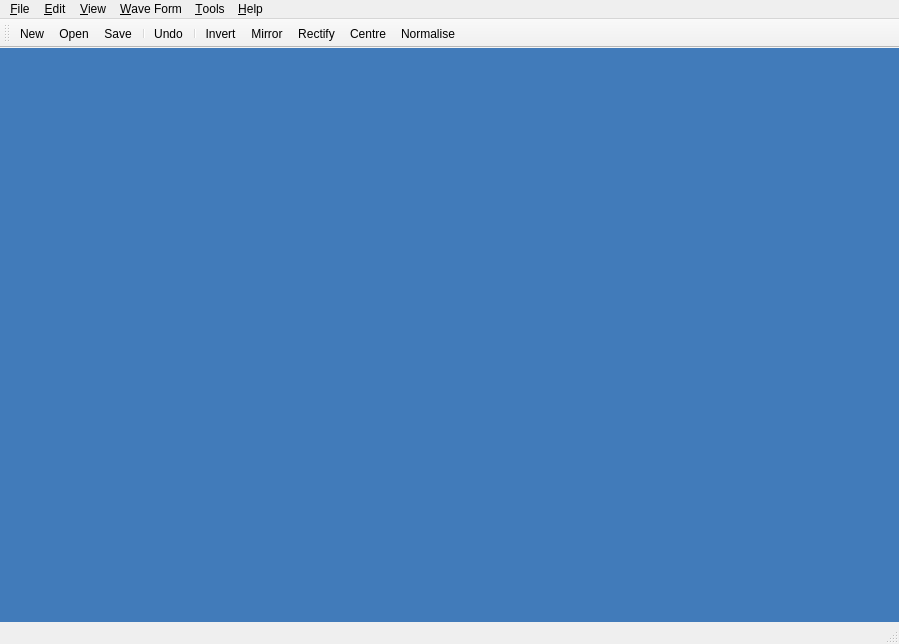
This is utils/wave-editor/resources/main_window.ui in timsavage/funktion-generator as Qt 5 draws it before an edit. The edited form follows.
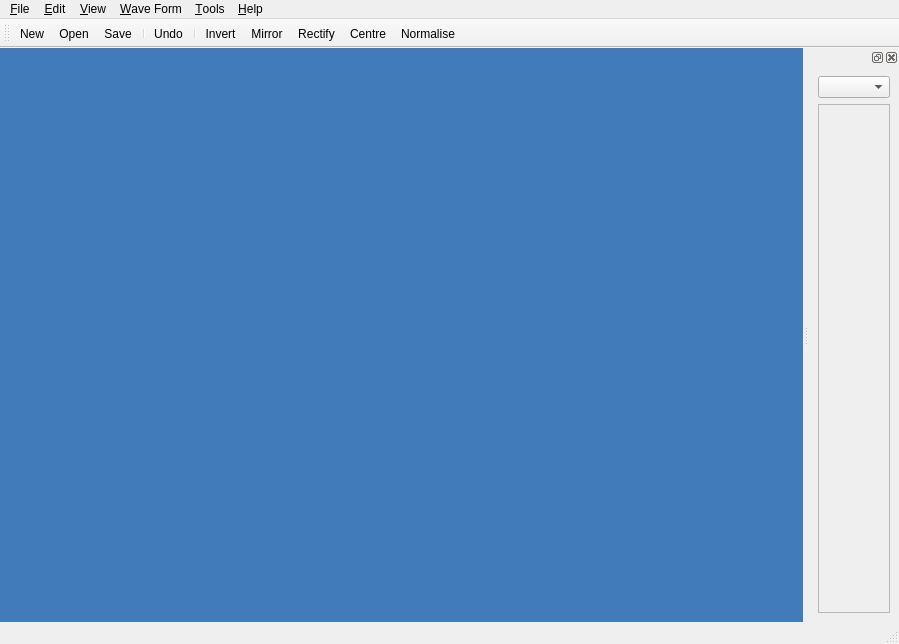
This is the edited form. Icons and pictures are not drawn.

Commit message: Started adding zeroconf device discovery

```diff
--- a/utils/wave-editor/resources/main_window.ui
+++ b/utils/wave-editor/resources/main_window.ui
@@ -171,6 +171,28 @@
    <addaction name="actionCentre2"/>
    <addaction name="actionNormalise2"/>
   </widget>
+  <widget class="QDockWidget" name="dockWidget">
+   <attribute name="dockWidgetArea">
+    <number>2</number>
+   </attribute>
+   <widget class="QWidget" name="dockWidgetContents">
+    <layout class="QVBoxLayout" name="verticalLayout">
+     <item>
+      <widget class="QComboBox" name="comboBox"/>
+     </item>
+     <item>
+      <widget class="QFrame" name="frame">
+       <property name="frameShape">
+        <enum>QFrame::StyledPanel</enum>
+       </property>
+       <property name="frameShadow">
+        <enum>QFrame::Raised</enum>
+       </property>
+      </widget>
+     </item>
+    </layout>
+   </widget>
+  </widget>
   <action name="actionOpen">
    <property name="text">
     <string>&amp;Open</string>
```
Left out of the diff: 50 changed lines with no effect on the pictures. The commit also changes 2 other files.
